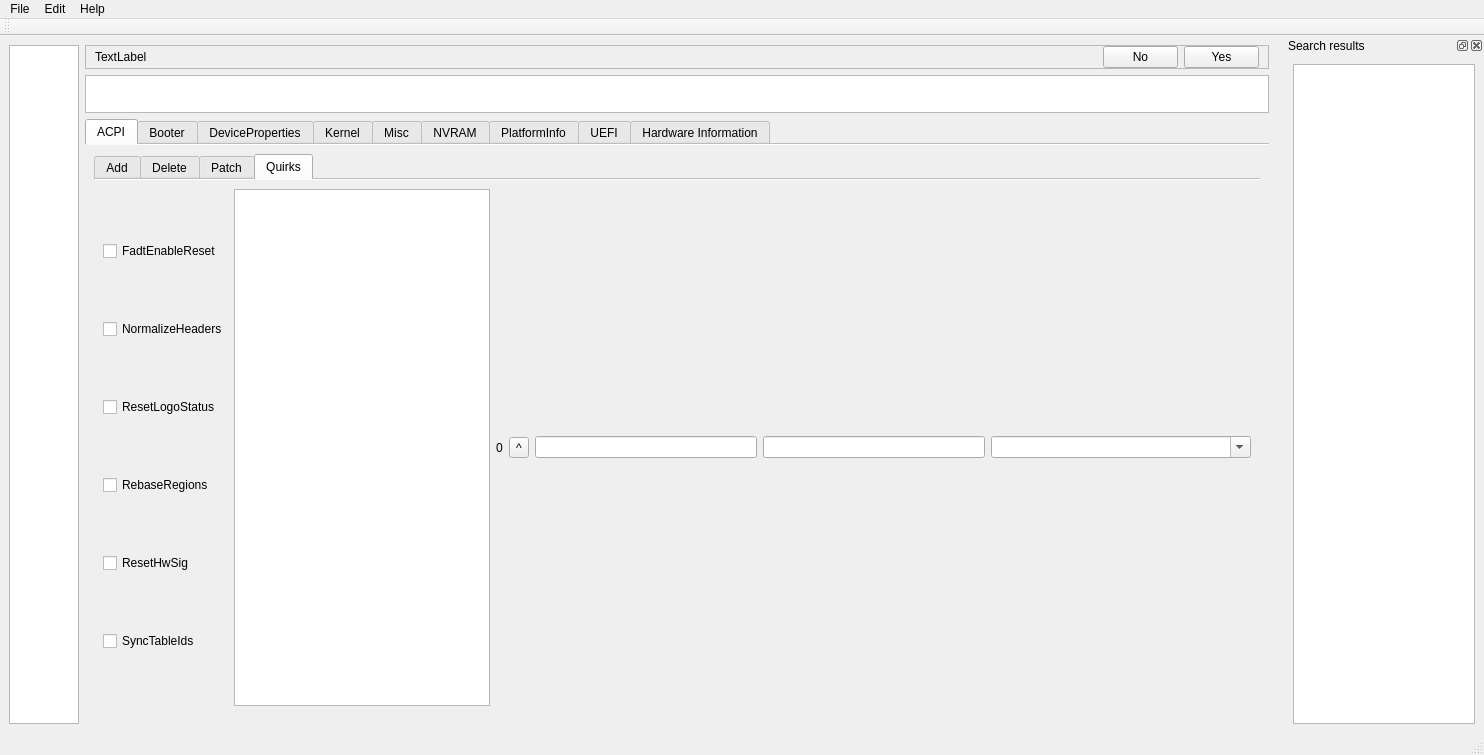
Qt form mainwindow.ui (ic005k/OCAuxiliaryTools) before a commit.
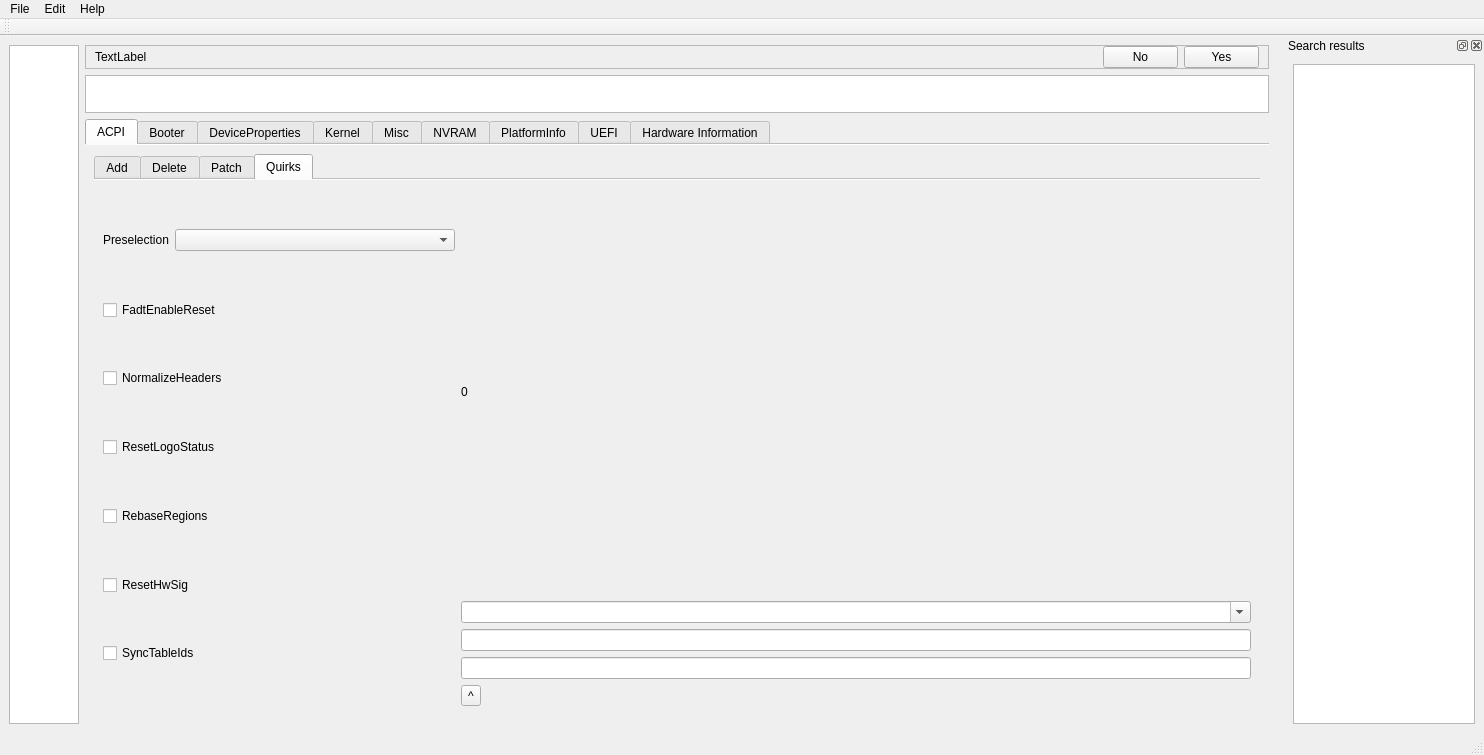
The same form after that commit. Icons and pictures are not drawn.

Patch:
```diff
--- a/mainwindow.ui
+++ b/mainwindow.ui
@@ -24,7 +24,7 @@
     <normaloff>:/icon.png</normaloff>:/icon.png</iconset>
   </property>
   <widget class="QWidget" name="centralwidget">
-   <layout class="QGridLayout" name="gridLayout">
+   <layout class="QGridLayout" name="gridLayout_66">
     <item row="0" column="0" rowspan="3">
      <widget class="QListWidget" name="listMain">
       <property name="maximumSize">
@@ -126,7 +126,7 @@
        <attribute name="title">
         <string notr="true">ACPI</string>
        </attribute>
-       <layout class="QGridLayout" name="gridLayout_43">
+       <layout class="QGridLayout" name="gridLayout">
         <item row="0" column="0">
          <widget class="QTabWidget" name="tabACPI">
           <property name="tabShape">
@@ -772,11 +772,58 @@
            <attribute name="title">
             <string>Quirks</string>
            </attribute>
-           <layout class="QHBoxLayout" name="horizontalLayout_17">
-            <item>
-             <layout class="QGridLayout" name="gridLayout_28">
-              <item row="3" column="0">
-               <widget class="QCheckBox" name="chkRebaseRegions">
+           <layout class="QGridLayout" name="gridLayout_28">
+            <item row="0" column="0">
+             <layout class="QVBoxLayout" name="verticalLayout">
+              <item>
+               <layout class="QGridLayout" name="gridLayout_65">
+                <item row="1" column="1">
+                 <widget class="QComboBox" name="comboBoxACPI">
+                  <property name="minimumSize">
+                   <size>
+                    <width>280</width>
+                    <height>0</height>
+                   </size>
+                  </property>
+                 </widget>
+                </item>
+                <item row="1" column="0">
+                 <widget class="QLabel" name="label_122">
+                  <property name="text">
+                   <string>Preselection</string>
+                  </property>
+                 </widget>
+                </item>
+                <item row="0" column="0">
+                 <spacer name="verticalSpacer_7">
+                  <property name="orientation">
+                   <enum>Qt::Vertical</enum>
+                  </property>
+                  <property name="sizeHint" stdset="0">
+                   <size>
+                    <width>20</width>
+                    <height>40</height>
+                   </size>
+                  </property>
+                 </spacer>
+                </item>
+               </layout>
+              </item>
+              <item>
+               <spacer name="verticalSpacer">
+                <property name="orientation">
+                 <enum>Qt::Vertical</enum>
+                </property>
+                <property name="sizeHint" stdset="0">
+                 <size>
+                  <width>20</width>
+                  <height>40</height>
+                 </size>
+                </property>
+               </spacer>
+              </item>
+              <item>
+               <widget class="QCheckBox" name="chkFadtEnableReset">
                 <property name="toolTip">
                  <string notr="true">Description: Attempt to heuristically relocate ACPI memory regions. Not recommended.
 
@@ -800,11 +847,24 @@
                  <string>Attempt to heuristically relocate ACPI memory regions. Not recommended.</string>
                 </property>
                 <property name="text">
-                 <string>RebaseRegions</string>
+                 <string>FadtEnableReset</string>
                 </property>
                </widget>
               </item>
-              <item row="1" column="0">
+              <item>
+               <spacer name="verticalSpacer_2">
+                <property name="orientation">
+                 <enum>Qt::Vertical</enum>
+                </property>
+                <property name="sizeHint" stdset="0">
+                 <size>
+                  <width>20</width>
+                  <height>40</height>
+                 </size>
+                </property>
+               </spacer>
+              </item>
+              <item>
                <widget class="QCheckBox" name="chkNormalizeHeaders">
                 <property name="toolTip">
                  <string notr="true">Description: Cleanup ACPI header fields to workaround macOS ACPI implementation flaws that result in boot crashes. 
@@ -829,32 +889,20 @@
                 </property>
                </widget>
               </item>
-              <item row="0" column="0">
-               <widget class="QCheckBox" name="chkFadtEnableReset">
-                <property name="toolTip">
-                 <string notr="true">Type: plist boolean
-
-Description: Provide reset register and flag in FADT table to enable reboot and shutdown.
-
-Mainly required on legacy hardware and a few newer laptops. Can also fix power-button shortcuts. Not recommended unless required.
-
-----
-
-类型：plist布尔值
-
-描述：在FADT表中提供复位寄存器和标志，以实现重启和关机。
-
-主要是在传统硬件和一些较新的笔记本上需要。也可以修复电源按钮的快捷方式。除非需要，否则不建议使用。</string>
+              <item>
+               <spacer name="verticalSpacer_3">
+                <property name="orientation">
+                 <enum>Qt::Vertical</enum>
                 </property>
-                <property name="statusTip">
-                 <string>Provide reset register and flag in FADT table to enable reboot and shutdown.</string>
+                <property name="sizeHint" stdset="0">
+                 <size>
+                  <width>20</width>
+                  <height>40</height>
+                 </size>
                 </property>
-                <property name="text">
-                 <string>FadtEnableReset</string>
-                </property>
-               </widget>
+               </spacer>
               </item>
-              <item row="2" column="0">
+              <item>
                <widget class="QCheckBox" name="chkResetLogoStatus">
                 <property name="toolTip">
                  <string notr="true">Description: Reset BGRT table Displayed status field to false.
@@ -878,7 +926,62 @@
                 </property>
                </widget>
               </item>
-              <item row="5" column="0">
+              <item>
+               <spacer name="verticalSpacer_4">
+                <property name="orientation">
+                 <enum>Qt::Vertical</enum>
+                </property>
+                <property name="sizeHint" stdset="0">
+                 <size>
+                  <width>20</width>
+                  <height>40</height>
+                 </size>
+                </property>
+               </spacer>
+              </item>
+              <item>
+               <widget class="QCheckBox" name="chkRebaseRegions">
+                <property name="toolTip">
+                 <string notr="true">Description: Attempt to heuristically relocate ACPI memory regions. Not recommended.
+
+ACPI tables are often generated dynamically by the underlying firmware implementation. Among the positionindependent code, ACPI tables may contain the physical addresses of MMIO areas used for device configuration,typically grouped by region (e.g. OperationRegion). Changing firmware settings or hardware configuration,upgrading or patching the firmware inevitably leads to changes in dynamically generated ACPI code, which sometimes results in the shift of the addresses in the aforementioned OperationRegion constructions.
+
+For this reason, the application of modifications to ACPI tables is extremely risky. The best approach is to make as few changes as possible to ACPI tables and to avoid replacing any tables, particularly DSDT tables. When this cannot be avoided, ensure that any custom DSDT tables are based on the most recent DSDT tables or attempt to remove reads and writes for the affected areas.
+
+When nothing else helps, this option could be tried to avoid stalls at PCI Configuration Begin phase of macOS booting by attempting to fix the ACPI addresses. It is not a magic bullet however, and only works with the most typical cases. Do not use unless absolutely required as it can have the opposite effect on certain platforms and result in boot failures.
+
+----
+
+描述：尝试启发式地重新定位ACPI内存区域。不推荐使用。
+
+ACPI表通常由底层固件实现动态生成。在与位置无关的代码中，ACPI表可能包含用于设备配置的MMIO区域的物理地址，通常是按区域（如OperationRegion）分组的。改变固件设置或硬件配置、升级或打补丁不可避免地会导致动态生成的ACPI代码发生变化，这有时会导致上述OperationRegion结构中的地址发生变化。
+
+由于这个原因，应用修改ACPI表是非常危险的。最好的方法是尽可能少地对ACPI表进行修改，避免替换任何表，特别是DSDT表。当无法避免时，确保任何自定义的DSDT表都是基于最新的DSDT表，或者尝试删除受影响区域的读写。
+
+当没有其他帮助时，可以尝试这个选项，通过尝试修复ACPI地址来避免在macOS启动的PCI配置开始阶段的停顿。然而，这并不是灵丹妙药，只对最典型的情况有效。除非绝对需要，否则不要使用，因为它在某些平台上可能会产生相反的效果，导致启动失败。</string>
+                </property>
+                <property name="statusTip">
+                 <string>Attempt to heuristically relocate ACPI memory regions. Not recommended.</string>
+                </property>
+                <property name="text">
+                 <string>RebaseRegions</string>
+                </property>
+               </widget>
+              </item>
+              <item>
+               <spacer name="verticalSpacer_5">
+                <property name="orientation">
+                 <enum>Qt::Vertical</enum>
+                </property>
+                <property name="sizeHint" stdset="0">
+                 <size>
+                  <width>20</width>
+                  <height>40</height>
+                 </size>
+                </property>
+               </spacer>
+              </item>
+              <item>
                <widget class="QCheckBox" name="chkResetHwSig">
                 <property name="toolTip">
                  <string notr="true">Description: Reset FACS table HardwareSignature value to 0.
@@ -899,7 +1002,20 @@
                 </property>
                </widget>
               </item>
-              <item row="6" column="0">
+              <item>
+               <spacer name="verticalSpacer_6">
+                <property name="orientation">
+                 <enum>Qt::Vertical</enum>
+                </property>
+                <property name="sizeHint" stdset="0">
+                 <size>
+                  <width>20</width>
+                  <height>40</height>
+                 </size>
+                </property>
+               </spacer>
+              </item>
+              <item>
                <widget class="QCheckBox" name="chkSyncTableIds">
                 <property name="toolTip">
                  <string>Type: plist boolean
@@ -919,46 +1035,60 @@
                 </property>
                </widget>
               </item>
+              <item>
+               <spacer name="verticalSpacer_8">
+                <property name="orientation">
+                 <enum>Qt::Vertical</enum>
+                </property>
+                <property name="sizeHint" stdset="0">
+                 <size>
+                  <width>20</width>
+                  <height>40</height>
+                 </size>
+                </property>
+               </spacer>
+              </item>
              </layout>
             </item>
-            <item>
-             <widget class="QTextEdit" name="textDiskInfo"/>
-            </item>
-            <item>
-             <widget class="QLabel" name="lblCount">
-              <property name="text">
-               <string>0</string>
-              </property>
-             </widget>
-            </item>
-            <item>
-             <widget class="QToolButton" name="btnUpdateHex">
-              <property name="toolTip">
-               <string>Update</string>
-              </property>
-              <property name="text">
-               <string>^</string>
-              </property>
-             </widget>
-            </item>
-            <item>
-             <widget class="QLineEdit" name="txtEditHex"/>
-            </item>
-            <item>
-             <widget class="QLineEdit" name="txtEditASCII"/>
-            </item>
-            <item>
-             <widget class="QComboBox" name="cboxFind">
-              <property name="minimumSize">
-               <size>
-                <width>260</width>
-                <height>0</height>
-               </size>
-              </property>
-              <property name="editable">
-               <bool>true</bool>
-              </property>
-             </widget>
+            <item row="0" column="1">
+             <layout class="QGridLayout" name="gridLayout_43">
+              <item row="2" column="0">
+               <widget class="QLineEdit" name="txtEditASCII"/>
+              </item>
+              <item row="0" column="0">
+               <widget class="QLabel" name="lblCount">
+                <property name="text">
+                 <string>0</string>
+                </property>
+               </widget>
+              </item>
+              <item row="3" column="0">
+               <widget class="QLineEdit" name="txtEditHex"/>
+              </item>
+              <item row="1" column="0">
+               <widget class="QComboBox" name="cboxFind">
+                <property name="minimumSize">
+                 <size>
+                  <width>260</width>
+                  <height>0</height>
+                 </size>
+                </property>
+                <property name="editable">
+                 <bool>true</bool>
+                </property>
+               </widget>
+              </item>
+              <item row="4" column="0">
+               <widget class="QToolButton" name="btnUpdateHex">
+                <property name="toolTip">
+                 <string>Update</string>
+                </property>
+                <property name="text">
+                 <string>^</string>
+                </property>
+               </widget>
+              </item>
+             </layout>
             </item>
            </layout>
           </widget>
```
Left out of the diff: 18 changed lines with no effect on the pictures.
